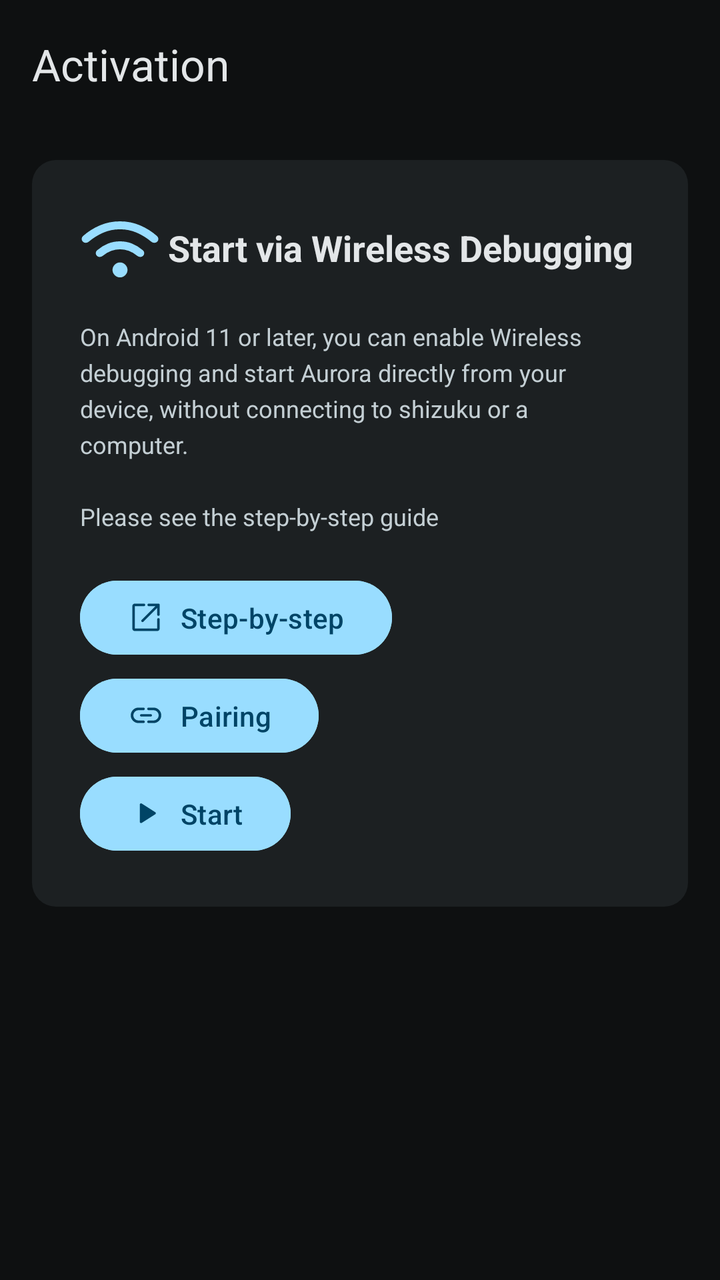
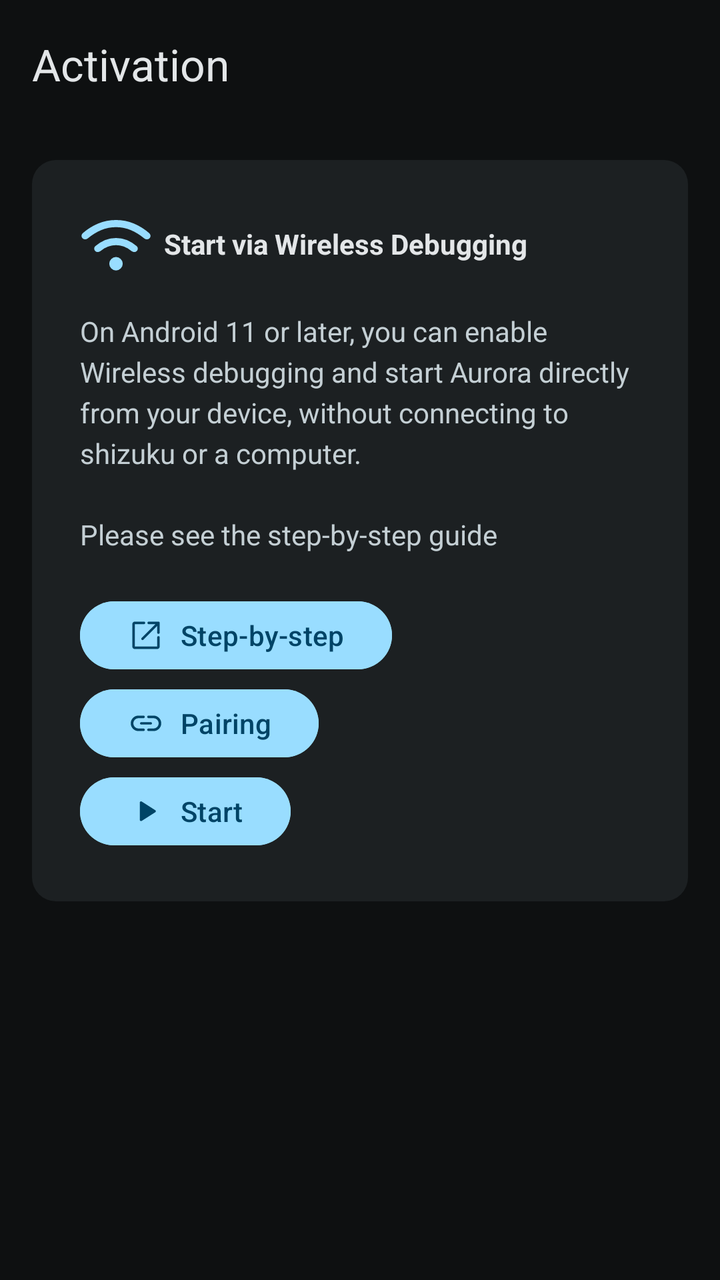

An Android layout rendered at two revisions. The XML below is the earlier revision; the diff shows what the commit changed to produce the second picture.
<!-- AndroidManifest.xml: application theme Base.Theme.Aurora -->
<!-- res/layout/connected.xml -->
<?xml version="1.0" encoding="utf-8"?>
<LinearLayout
    xmlns:android="http://schemas.android.com/apk/res/android"
    xmlns:app="http://schemas.android.com/apk/res-auto"
    android:layout_width="match_parent"
    android:layout_height="match_parent"
    android:orientation="vertical"
    android:background="@color/surface">
    
    <androidx.appcompat.widget.Toolbar
        android:id="@+id/toolbar"
        android:layout_width="match_parent"
        android:layout_height="?attr/actionBarSize"
        app:title="@string/title_toolbar_connected"
        app:titleTextColor="@color/onSurface"
        app:titleMarginStart="@dimen/main_margin_toolbar"
        app:navigationIconTint="@color/onSurface"
        app:contentInsetStartWithNavigation="0dp" />
    
    <androidx.core.widget.NestedScrollView
        android:layout_width="match_parent"
        android:layout_height="match_parent">
        
        <LinearLayout
            android:layout_width="match_parent"
            android:layout_height="wrap_content"
            android:orientation="vertical"
            android:padding="@dimen/pedding_16dp">
            
            
            <LinearLayout
                android:layout_width="match_parent"
                android:layout_height="wrap_content"
                android:orientation="vertical"
                android:padding="24dp"
                android:background="@drawable/bg_card_rounded">
                
                <LinearLayout
                    android:layout_width="match_parent"
                    android:layout_height="wrap_content"
                    android:orientation="horizontal"
                    android:gravity="center_vertical"
                    android:layout_marginBottom="16dp">
                    <ImageView
                        android:layout_width="40dp"
                        android:layout_height="40dp"
                        android:src="@drawable/ic_wifi"
                        android:contentDescription="@null"
                        android:tint="@color/primary" />
                    <TextView
                        android:layout_width="match_parent"
                        android:layout_height="wrap_content"
                        android:text="@string/title_wareless_connected"
                        android:textSize="@dimen/radius_18sp"
                        android:textStyle="bold"
                        android:textColor="@color/onSurface"
                        android:layout_marginStart="4dp" />
                </LinearLayout>
                
                <TextView
                    android:layout_width="match_parent"
                    android:layout_height="wrap_content"
                    android:text="@string/title_dec_wareless_connected"
                    android:textSize="@dimen/radius_12sp"
                    android:textColor="@color/onSurfaceVariant"
                    android:lineSpacingExtra="4dp" />
                
                
                <LinearLayout
                    android:layout_width="match_parent"
                    android:layout_height="wrap_content"
                    android:orientation="vertical"
                    android:layout_marginTop="20dp">
                    
                    <com.google.android.material.button.MaterialButton
                        style="@style/Base.Theme.AuroraButton"
                        android:id="@+id/btn_instruksi"
                        android:layout_width="wrap_content"
                        android:layout_height="45dp"
                        android:text="Step-by-step"
                        android:layout_marginBottom="4dp"
                        app:icon="@drawable/ic_open" />
                    
                    <com.google.android.material.button.MaterialButton
                        style="@style/Base.Theme.AuroraButton"
                        android:id="@+id/btn_pairing"
                        android:layout_width="wrap_content"
                        android:layout_height="45dp"
                        android:text="Pairing"
                        android:layout_marginBottom="4dp"
                        app:icon="@drawable/ic_link" />
                    
                    <com.google.android.material.button.MaterialButton
                        style="@style/Base.Theme.AuroraButton"
                        android:id="@+id/btn_start"
                        android:layout_width="wrap_content"
                        android:layout_height="45dp"
                        android:text="Start"
                        app:icon="@drawable/ic_play" />
                </LinearLayout>
            </LinearLayout>
        </LinearLayout>
    </androidx.core.widget.NestedScrollView>
</LinearLayout>
<!-- resources referenced by this layout -->
<resources>
  <color name="onSurface">#FFE3E6E8</color>
  <color name="onSurfaceVariant">#C4CFD4</color>
  <color name="primary">#99DDFF</color>
  <color name="surface">#FF0E1011</color>
  <dimen name="main_margin_toolbar">2dp</dimen>
  <dimen name="pedding_16dp">16dp</dimen>
  <dimen name="radius_12sp">12sp</dimen>
  <dimen name="radius_18sp">18sp</dimen>
  <!-- drawable bg_card_rounded (drawable) -->
  <?xml version="1.0" encoding="utf-8"?>
  <shape xmlns:android="http://schemas.android.com/apk/res/android"
      android:shape="rectangle">
      <solid android:color="@color/surfaceContainer" />
      <corners android:radius="@dimen/radius_12dp" />
  </shape>
  <!-- drawable ic_play (drawable) -->
  <vector xmlns:android="http://schemas.android.com/apk/res/android"
      android:width="48dp"
      android:height="48dp"
      android:viewportWidth="960"
      android:viewportHeight="960"
      android:tint="?attr/colorControlNormal">
    <path
        android:fillColor="@android:color/white"
        android:pathData="M314.02,705.35L314.02,248.65Q314.02,232.74 324.23,223.54Q334.45,214.35 347.98,214.35Q352.51,214.35 357.14,215.47Q361.76,216.59 366.45,219.05L725.74,448.65Q733.58,454.13 737.61,461.09Q741.65,468.04 741.65,477Q741.65,485.96 737.61,492.91Q733.58,499.87 725.74,505.35L366.45,734.95Q361.76,737.41 357.13,738.41Q352.5,739.41 347.97,739.41Q334.41,739.41 324.22,730.39Q314.02,721.37 314.02,705.35Z"/>
  </vector>
  <string name="title_dec_wareless_connected">On Android 11 or later, you can enable Wireless debugging and start Aurora directly from your device, without connecting to shizuku or a computer.\n\nPlease see the step-by-step guide </string>
  <string name="title_toolbar_connected">Activation</string>
  <string name="title_wareless_connected">Start via Wireless Debugging</string>
  <style name="Base.Theme.AuroraButton" parent="Widget.Material3.Button">
          <item name="android:backgroundTint">@color/primary</item>
          <item name="android:textColor">@color/onPrimary</item>
          <item name="cornerRadius">@dimen/radius_24dp</item>
          <item name="iconGravity">textStart</item>
          <item name="iconPadding">8dp</item>
          <item name="iconTint">@color/onPrimary</item>
          <item name="android:paddingStart">24dp</item>
          <item name="android:paddingEnd">24dp</item>
          <item name="android:paddingTop">2dp</item>
          <item name="android:paddingBottom">2dp</item>
      </style>
  <style name="Base.Theme.Aurora" parent="Theme.Material3.Dark.NoActionBar">
          <item name="android:windowBackground">@color/surface</item>
  
          <item name="android:statusBarColor">@android:color/transparent</item>
          <item name="android:navigationBarColor">@android:color/transparent</item>
          <item name="android:windowDrawsSystemBarBackgrounds">true</item>
  
          <item name="android:windowLightStatusBar">false</item>
          <item name="android:windowLightNavigationBar">false</item>
      </style>
  <color name="surfaceContainer">#FF1C2022</color>
  <dimen name="radius_12dp">12dp</dimen>
  <color name="onPrimary">#004466</color>
  <dimen name="radius_24dp">24dp</dimen>
  <!-- unchanged entries left out for length: 3 -->
</resources>

<!-- the commit's change to res/layout/connected.xml (unified diff, before → after) -->
@@ -42,8 +42,8 @@
                     android:gravity="center_vertical"
                     android:layout_marginBottom="16dp">
                     <ImageView
-                        android:layout_width="40dp"
-                        android:layout_height="40dp"
+                        android:layout_width="36dp"
+                        android:layout_height="36dp"
                         android:src="@drawable/ic_wifi"
                         android:contentDescription="@null"
                         android:tint="@color/primary" />
@@ -51,17 +51,17 @@
                         android:layout_width="match_parent"
                         android:layout_height="wrap_content"
                         android:text="@string/title_wareless_connected"
-                        android:textSize="@dimen/radius_18sp"
+                        android:textSize="@dimen/radius_20sp"
                         android:textStyle="bold"
                         android:textColor="@color/onSurface"
-                        android:layout_marginStart="4dp" />
+                        android:layout_marginStart="6dp" />
                 </LinearLayout>
                 
                 <TextView
                     android:layout_width="match_parent"
                     android:layout_height="wrap_content"
                     android:text="@string/title_dec_wareless_connected"
-                    android:textSize="@dimen/radius_12sp"
+                    android:textSize="@dimen/radius_14sp"
                     android:textColor="@color/onSurfaceVariant"
                     android:lineSpacingExtra="4dp" />
                 
@@ -76,25 +76,25 @@
                         style="@style/Base.Theme.AuroraButton"
                         android:id="@+id/btn_instruksi"
                         android:layout_width="wrap_content"
-                        android:layout_height="45dp"
+                        android:layout_height="42dp"
                         android:text="Step-by-step"
-                        android:layout_marginBottom="4dp"
+                        android:layout_marginBottom="2dp"
                         app:icon="@drawable/ic_open" />
                     
                     <com.google.android.material.button.MaterialButton
                         style="@style/Base.Theme.AuroraButton"
                         android:id="@+id/btn_pairing"
                         android:layout_width="wrap_content"
-                        android:layout_height="45dp"
+                        android:layout_height="42dp"
                         android:text="Pairing"
-                        android:layout_marginBottom="4dp"
+                        android:layout_marginBottom="2dp"
                         app:icon="@drawable/ic_link" />
                     
                     <com.google.android.material.button.MaterialButton
                         style="@style/Base.Theme.AuroraButton"
                         android:id="@+id/btn_start"
                         android:layout_width="wrap_content"
-                        android:layout_height="45dp"
+                        android:layout_height="42dp"
                         android:text="Start"
                         app:icon="@drawable/ic_play" />
                 </LinearLayout>
<!-- resource entries referenced after the edit -->
@@ -6,8 +6,7 @@
   <color name="surface">#FF0E1011</color>
   <dimen name="main_margin_toolbar">2dp</dimen>
   <dimen name="pedding_16dp">16dp</dimen>
-  <dimen name="radius_12sp">12sp</dimen>
-  <dimen name="radius_18sp">18sp</dimen>
+  <dimen name="radius_14sp">14sp</dimen>
   <!-- drawable bg_card_rounded (drawable) -->
   <?xml version="1.0" encoding="utf-8"?>
   <shape xmlns:android="http://schemas.android.com/apk/res/android"
